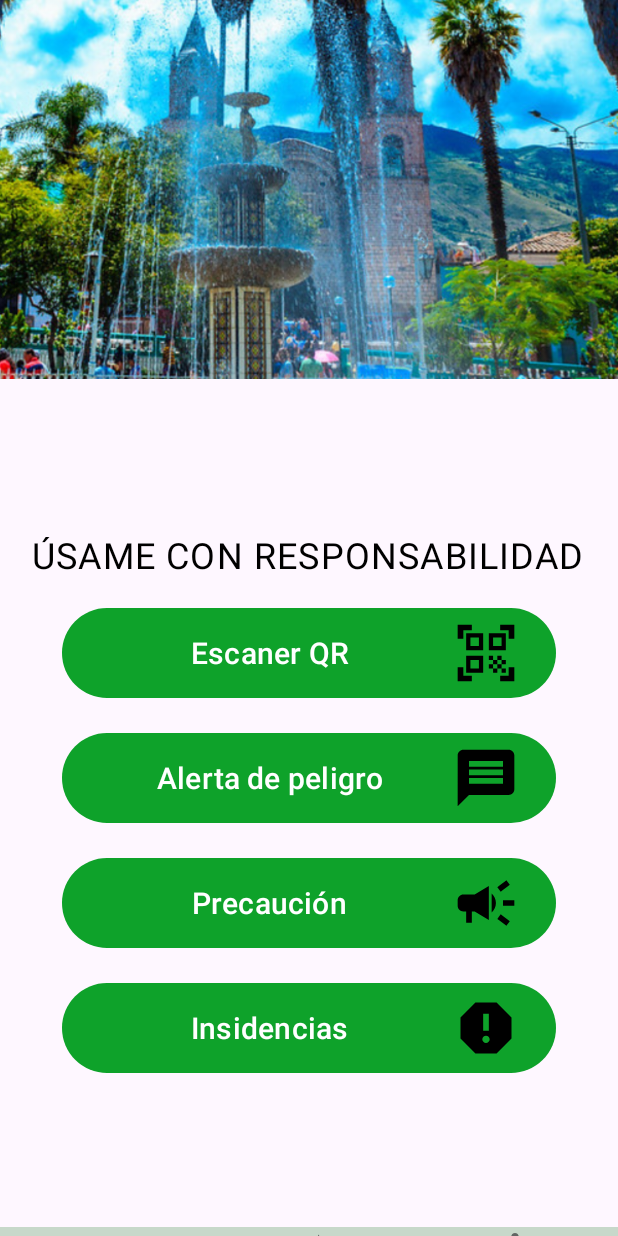
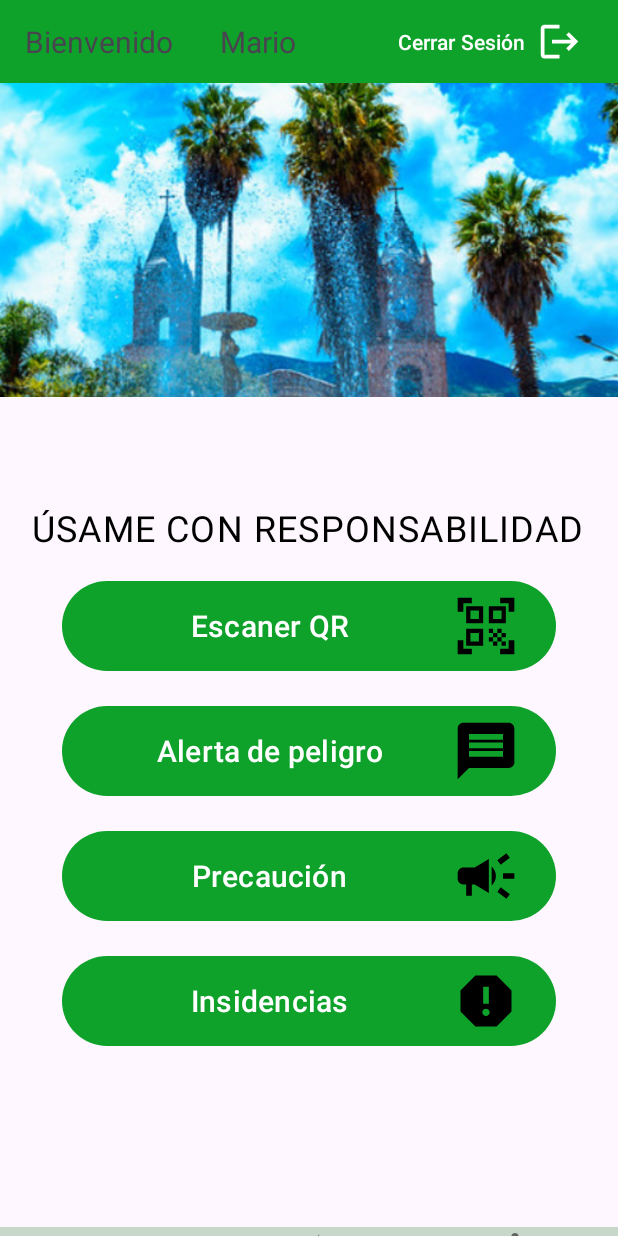
Before and after one commit to JoelVc09/AppControlMoto, an Android app: the Home screen opened directly, with no data from a screen before it, on a phone screen of 412 x 824 dp. Run offline under Robolectric (Android 15) with nearby library versions, the phone set to English and light mode, and no system bars.

Commit message:
Se manejó la opcion de cerrar sesion, se realiso la eliminacion de las preferencia de email y password, seguidamente redirigiendo a Loguin

```diff
--- a/app/src/main/java/com/example/appcontrolmoto/Home.kt
+++ b/app/src/main/java/com/example/appcontrolmoto/Home.kt
@@ -1,7 +1,9 @@
 package com.example.appcontrolmoto
 
 import android.content.Intent
+import android.content.SharedPreferences
 import android.os.Bundle
+import android.preference.PreferenceManager
 import android.util.Log
 import androidx.fragment.app.Fragment
 import android.view.LayoutInflater
@@ -51,6 +53,24 @@ class Home : Fragment() {
             startActivity(intent)
         }
 
+        val btnLogout: Button = view.findViewById(R.id.btnLogout)
+        // Acción para el botón de cerrar sesión
+        btnLogout.setOnClickListener {
+            // Eliminar las preferencias de "email" y "password"
+            val sharedPreferences: SharedPreferences = PreferenceManager.getDefaultSharedPreferences(requireContext())
+            val editor = sharedPreferences.edit()
+            editor.remove("email")    // Eliminar el correo
+            editor.remove("password") // Eliminar la contraseña
+            editor.apply() // Aplica los cambios
+
+            // Redirigir a la actividad de Loguin
+            val intent = Intent(requireActivity(), Loguin::class.java)
+            startActivity(intent)
+
+            // Finalizar la actividad actual si no quieres volver a ella
+            requireActivity().finish()
+        }
+
         return view
     }
 
--- /dev/null
+++ b/app/src/main/res/drawable/baseline_logout_24.xml
@@ -0,0 +1,5 @@
+<vector xmlns:android="http://schemas.android.com/apk/res/android" android:autoMirrored="true" android:height="30dp" android:tint="#FFFFFF" android:viewportHeight="24" android:viewportWidth="24" android:width="30dp">
+
+    <path android:fillColor="@android:color/white" android:pathData="M17,7l-1.41,1.41L18.17,11H8v2h10.17l-2.58,2.58L17,17l5,-5zM4,5h8V3H4c-1.1,0 -2,0.9 -2,2v14c0,1.1 0.9,2 2,2h8v-2H4V5z"/>
+
+</vector>
--- a/app/src/main/res/drawable/baseline_people_24.xml
+++ b/app/src/main/res/drawable/baseline_people_24.xml
@@ -1,6 +1,6 @@
 <vector xmlns:android="http://schemas.android.com/apk/res/android"
     android:height="24dp"
-    android:tint="#4F4F4F"
+    android:tint="#000000"
     android:viewportHeight="24"
     android:viewportWidth="24"
     android:width="24dp">
--- a/app/src/main/res/layout/activity_loguin.xml
+++ b/app/src/main/res/layout/activity_loguin.xml
@@ -27,6 +27,7 @@
         android:background="@drawable/button_gradient"
         android:text="INGRESAR"
         android:textColor="@color/white"
+        android:drawableEnd="@drawable/baseline_login_24"
         app:layout_constraintBottom_toBottomOf="parent"
         app:layout_constraintEnd_toEndOf="parent"
         app:layout_constraintHorizontal_bias="0.495"
@@ -40,7 +41,7 @@
         android:layout_height="60dp"
         android:background="@drawable/custom_edittext_background"
         android:backgroundTint="@null"
-        android:text="REGISTRARSE"
+        android:text="REGISTRARME AHORA"
         android:textColor="@color/colorPrimary"
         app:layout_constraintBottom_toBottomOf="parent"
         app:layout_constraintEnd_toEndOf="parent"
@@ -69,15 +70,14 @@
 
     <ImageView
         android:id="@+id/imageView2"
-        android:layout_width="122dp"
-        android:layout_height="132dp"
+        android:layout_width="137dp"
+        android:layout_height="150dp"
         android:src="@drawable/baseline_people_24"
         app:layout_constraintBottom_toBottomOf="parent"
         app:layout_constraintEnd_toEndOf="parent"
-        app:layout_constraintHorizontal_bias="0.498"
         app:layout_constraintStart_toStartOf="parent"
         app:layout_constraintTop_toTopOf="@+id/imageView5"
-        app:layout_constraintVertical_bias="0.476" />
+        app:layout_constraintVertical_bias="0.48" />
 
     <EditText
         android:id="@+id/txtPassword"
@@ -101,7 +101,7 @@
         android:layout_width="wrap_content"
         android:layout_height="wrap_content"
         android:text="@string/olvidaste_text"
-        android:textColor="@color/colorAccent"
+        android:textColor="#5C76E6"
         android:textSize="16sp"
 
         app:layout_constraintBottom_toTopOf="@+id/btnLogin"
--- a/app/src/main/res/layout/fragment_home.xml
+++ b/app/src/main/res/layout/fragment_home.xml
@@ -7,6 +7,45 @@
     android:layout_height="match_parent"
     app:layoutDescription="@xml/fragment_home_scene"
     tools:context=".Home">
+
+    <LinearLayout
+        android:id="@+id/linearLayout"
+        android:layout_width="match_parent"
+        android:layout_height="55dp"
+        android:background="#0EA22A"
+        android:orientation="horizontal">
+
+        <TextView
+            android:id="@+id/tvWelcome"
+            android:layout_width="wrap_content"
+            android:layout_height="wrap_content"
+            android:layout_gravity="center"
+            android:layout_marginStart="16dp"
+            android:layout_marginEnd="16dp"
+            android:text="Bienvenido"
+            android:textAlignment="center"
+            android:textSize="20sp" />
+
+        <TextView
+            android:id="@+id/tvUsuario"
+            android:layout_width="wrap_content"
+            android:layout_height="wrap_content"
+            android:layout_gravity="center"
+            android:layout_marginStart="16dp"
+            android:layout_marginEnd="16dp"
+            android:text="Mario"
+            android:textAlignment="center"
+            android:textSize="20sp" />
+
+        <Button
+            android:id="@+id/btnLogout"
+            android:layout_width="match_parent"
+            android:layout_height="match_parent"
+            android:drawableEnd="@drawable/baseline_logout_24"
+            android:text="Cerrar Sesión"
+            android:textAlignment="textEnd"/>
+
+    </LinearLayout>
 
     <Button
         android:id="@+id/button3"
@@ -65,10 +104,10 @@
         android:textSize="24sp"
         app:layout_constraintBottom_toBottomOf="parent"
         app:layout_constraintEnd_toEndOf="parent"
-        app:layout_constraintHorizontal_bias="0.491"
+        app:layout_constraintHorizontal_bias="0.487"
         app:layout_constraintStart_toStartOf="parent"
         app:layout_constraintTop_toTopOf="parent"
-        app:layout_constraintVertical_bias="0.45" />
+        app:layout_constraintVertical_bias="0.427" />
 
     <Button
         android:id="@+id/btnScaner"
@@ -88,17 +127,12 @@
 
     <ImageView
         android:id="@+id/imageView6"
-        android:layout_width="512dp"
-        android:layout_height="402dp"
-        android:layout_marginStart="1dp"
-        android:layout_marginTop="-150dp"
-        android:layout_marginEnd="1dp"
-        android:src="@drawable/huanta"
-        app:layout_constraintBottom_toBottomOf="parent"
+        android:layout_width="649dp"
+        android:layout_height="209dp"
+        android:src="@drawable/fondomenu"
         app:layout_constraintEnd_toEndOf="parent"
-        app:layout_constraintHorizontal_bias="0.631"
+        app:layout_constraintHorizontal_bias="0.58"
         app:layout_constraintStart_toStartOf="parent"
-        app:layout_constraintTop_toTopOf="parent"
-        app:layout_constraintVertical_bias="0.0" />
+        app:layout_constraintTop_toBottomOf="@+id/linearLayout" />
 
 </androidx.constraintlayout.widget.ConstraintLayout>
```
Also changed, not shown: app/src/main/res/drawable/fondomenu.png (added).
